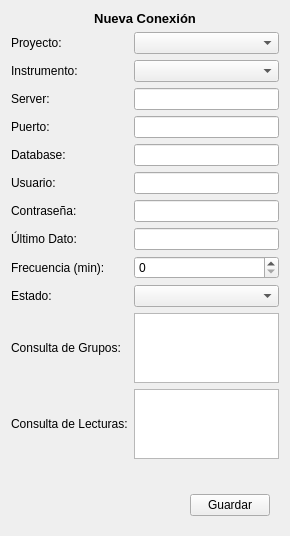
Before: the Qt Designer form ui/nuevaconexion.ui in ivanrv23/E-Monitoring-SqlServer, drawn with Qt 5.
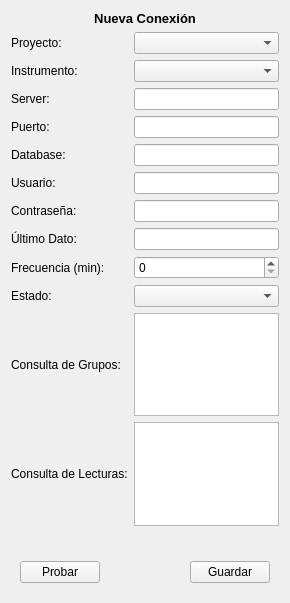
After: the same form once the commit is applied.

Commit message: probar conexion conexiones

```diff
--- a/ui/nuevaconexion.ui
+++ b/ui/nuevaconexion.ui
@@ -7,7 +7,7 @@
     <x>0</x>
     <y>0</y>
     <width>290</width>
-    <height>423</height>
+    <height>603</height>
    </rect>
   </property>
   <property name="minimumSize">
@@ -189,6 +189,13 @@
         <enum>QFrame::Raised</enum>
        </property>
        <layout class="QHBoxLayout" name="horizontalLayout">
+        <item>
+         <widget class="QPushButton" name="btn_probar_conexion">
+          <property name="text">
+           <string>Probar</string>
+          </property>
+         </widget>
+        </item>
         <item>
          <spacer name="horizontalSpacer">
           <property name="orientation">
```
The commit also changes 1 other file.
